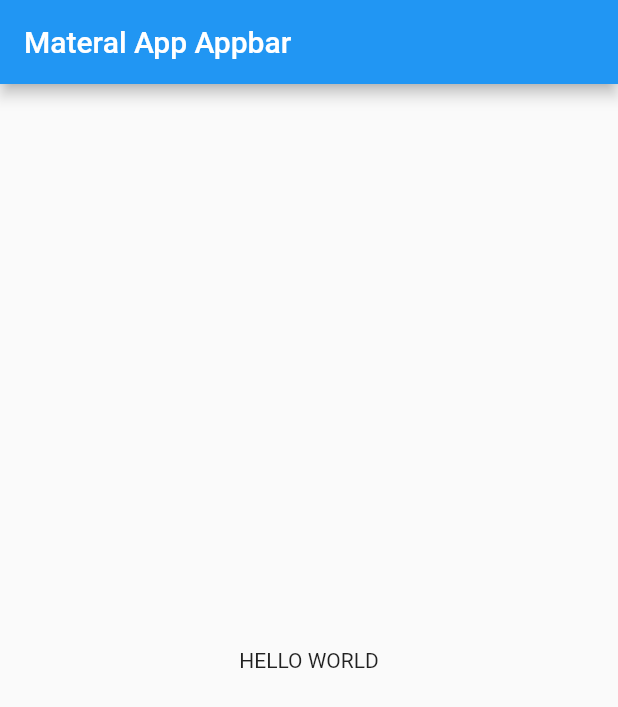
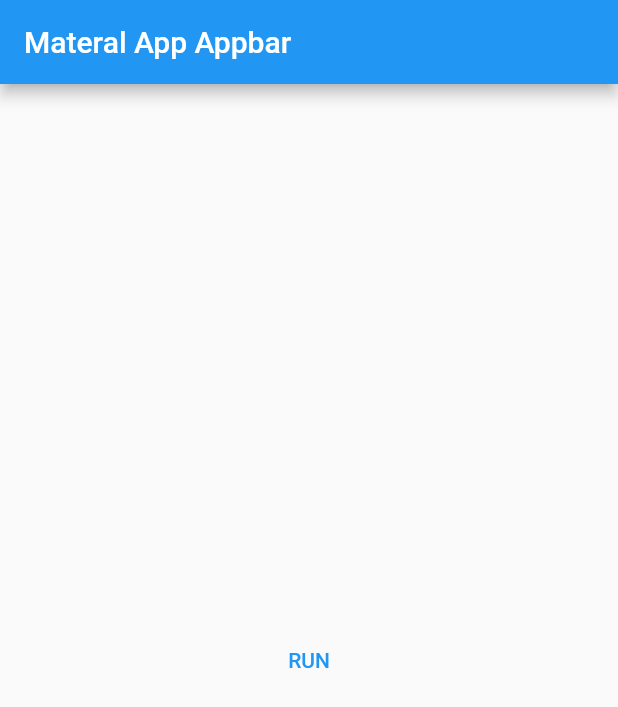
Before and after one commit to carlosmuerto/flutter_todo, a Flutter app: the screen it shows after launch, on a phone screen of 412 x 824 dp. Shown: the top 707 px of the screen. Run offline on Flutter 3.47's test engine with Material 2 defaults, Android fonts, the phone set to English and light mode, and no system bars.

Commit message:
chapter 1

```diff
--- a/lib/main.dart
+++ b/lib/main.dart
@@ -1,6 +1,9 @@
 import 'package:flutter/material.dart';
+import 'package:flutter_todo/domain/auth/value_objects.dart';
 
 void main() {
+  //final email = EmailAdress("aaa");
+  //print(email);
   runApp(MyApp());
 }
 
@@ -17,7 +20,10 @@ class MyApp extends StatelessWidget {
         ),
         body: Container(
           alignment: Alignment.center,
-          child: Text("HELLO WORLD"),
+          child: TextButton(
+            onPressed: () {},
+            child: Text("RUN"),
+          ),
         ),
       ),
     );
```
